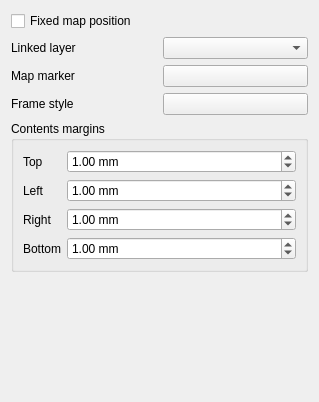
Qt form src/ui/qgsannotationwidgetbase.ui (carsmie/QGIS) before a commit.
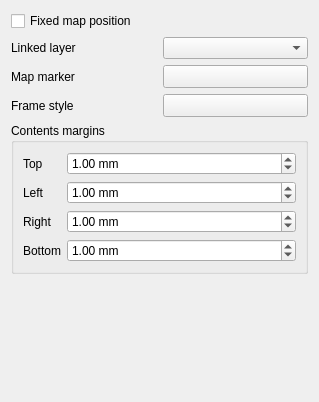
The same form after that commit. Custom widgets are drawn as their Qt base class.

Commit message: Use symbol button in annotation config widgets

Patch:
```diff
--- a/src/ui/qgsannotationwidgetbase.ui
+++ b/src/ui/qgsannotationwidgetbase.ui
@@ -15,7 +15,13 @@
   </property>
   <layout class="QGridLayout" name="gridLayout">
    <item row="3" column="1">
-    <widget class="QPushButton" name="mFrameStyleButton">
+    <widget class="QgsSymbolButton" name="mFrameStyleButton">
+     <property name="sizePolicy">
+      <sizepolicy hsizetype="Preferred" vsizetype="Fixed">
+       <horstretch>0</horstretch>
+       <verstretch>0</verstretch>
+      </sizepolicy>
+     </property>
      <property name="text">
       <string/>
      </property>
@@ -206,7 +212,13 @@
     </widget>
    </item>
    <item row="2" column="1">
-    <widget class="QPushButton" name="mMapMarkerButton">
+    <widget class="QgsSymbolButton" name="mMapMarkerButton">
+     <property name="sizePolicy">
+      <sizepolicy hsizetype="Preferred" vsizetype="Fixed">
+       <horstretch>0</horstretch>
+       <verstretch>0</verstretch>
+      </sizepolicy>
+     </property>
      <property name="text">
       <string/>
      </property>
@@ -241,6 +253,11 @@
    <header>qgscollapsiblegroupbox.h</header>
    <container>1</container>
   </customwidget>
+  <customwidget>
+   <class>QgsSymbolButton</class>
+   <extends>QToolButton</extends>
+   <header>qgssymbolbutton.h</header>
+  </customwidget>
  </customwidgets>
  <tabstops>
   <tabstop>mMapPositionFixedCheckBox</tabstop>
```
The commit also changes 5 other files.
